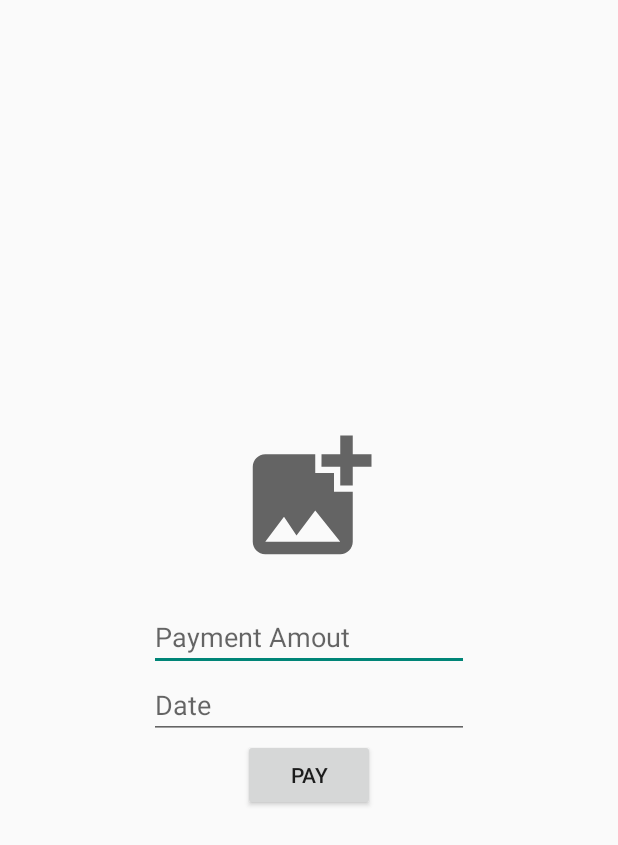
After one commit to gianxenon/idontunderstand, an Android app: the layout pay_dialog.xml on its own in the app's theme, with its tools: preview values and no code run, on a phone screen of 412 x 824 dp. The commit adds this screen. Shown: the top 845 px of the screen. Run offline under Robolectric (Android 15) with nearby library versions, the phone set to English and light mode, and no system bars; network calls fail.

Commit message:
transaction process INC

```diff
--- a/lmtapp/app/src/main/java/com/example/lmtapp/MyAdapter.java
+++ b/lmtapp/app/src/main/java/com/example/lmtapp/MyAdapter.java
@@ -36,12 +36,12 @@ public class MyAdapter extends BaseAdapter {
 
     @Override
     public Object getItem(int position) {
-        return null;
+        return position;
     }
 
     @Override
     public long getItemId(int position) {
-        return 0;
+        return position;
     }
 
 
--- /dev/null
+++ b/lmtapp/app/src/main/res/layout/pay_dialog.xml
@@ -0,0 +1,55 @@
+<?xml version="1.0" encoding="utf-8"?>
+<RelativeLayout xmlns:android="http://schemas.android.com/apk/res/android"
+    xmlns:tools="http://schemas.android.com/tools"
+    android:layout_width="match_parent"
+    android:layout_height="match_parent">
+
+
+    <RelativeLayout
+        android:id="@+id/dialog_relView"
+        android:layout_width="300dp"
+        android:layout_height="300dp"
+        android:layout_centerInParent="true"
+        tools:ignore="UselessParent">
+
+        <EditText
+            android:id="@+id/edt_dialogAmout"
+            android:layout_width="wrap_content"
+            android:layout_height="wrap_content"
+            android:layout_below="@id/img_dialogReciept"
+            android:layout_centerHorizontal="true"
+            android:ems="10"
+            android:hint="@string/edt_dialogAmout"
+            android:importantForAutofill="no"
+            android:inputType="textPersonName" />
+
+        <EditText
+            android:id="@+id/edt_dialogDate"
+            android:layout_width="wrap_content"
+            android:layout_height="wrap_content"
+            android:layout_below="@id/edt_dialogAmout"
+            android:layout_centerHorizontal="true"
+            android:ems="10"
+            android:hint="@string/edt_dialogDate"
+            android:importantForAutofill="no"
+            android:inputType="date" />
+
+        <ImageView
+            android:id="@+id/img_dialogReciept"
+            android:layout_width="100dp"
+            android:layout_height="100dp"
+            android:layout_centerHorizontal="true"
+            android:layout_margin="20dp"
+
+            android:background="@drawable/ic_baseline_add_photo_alternate_24"
+            android:contentDescription="@string/img_dialogReciept" />
+
+        <Button
+            android:id="@+id/btn_dialogPay"
+            android:layout_width="wrap_content"
+            android:layout_height="wrap_content"
+            android:layout_below="@id/edt_dialogDate"
+            android:layout_centerHorizontal="true"
+            android:text="@string/btn_dialogPay" />
+    </RelativeLayout>
+</RelativeLayout>
--- a/lmtapp/app/src/main/res/values/strings.xml
+++ b/lmtapp/app/src/main/res/values/strings.xml
@@ -95,5 +95,10 @@
     <string name="textview24">Interest</string>
     <string name="textView25">Balance</string>
     <string name="textView26">Status</string>
+    <string name="btn_pay">Pay</string>
+    <string name="edt_dialogAmout">Payment Amout</string>
+    <string name="edt_dialogDate">"Date "</string>
+    <string name="img_dialogReciept">Dialog Image</string>
+    <string name="btn_dialogPay">Pay</string>
 
 </resources>
```
Also changed, not shown: lmtapp/app/src/main/java/com/example/lmtapp/cred_view.java (+60 -17 lines), lmtapp/app/src/main/java/com/example/lmtapp/dialog_custom.java (+1 -21 lines), lmtapp/app/src/main/java/com/example/lmtapp/dialog_payment.java (added, +165 -0 lines), lmtapp/app/src/main/res/layout/fragment_cred_view.xml (+15 -2 lines).
